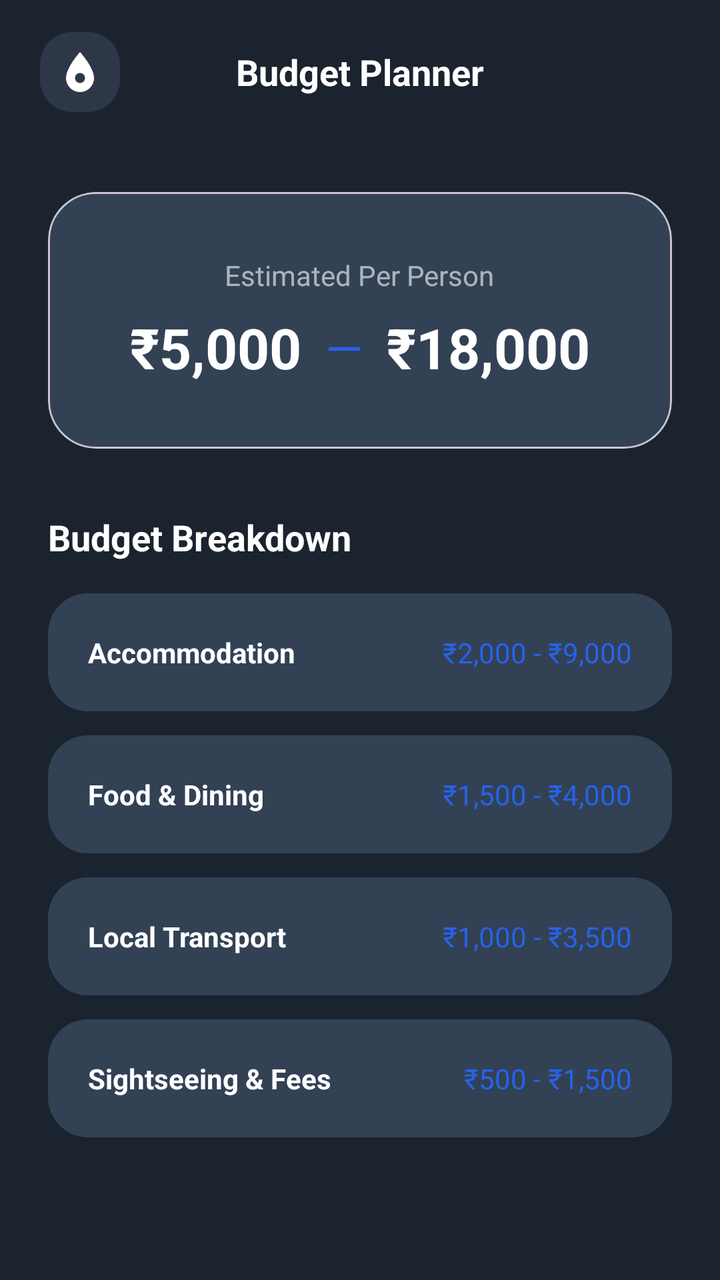
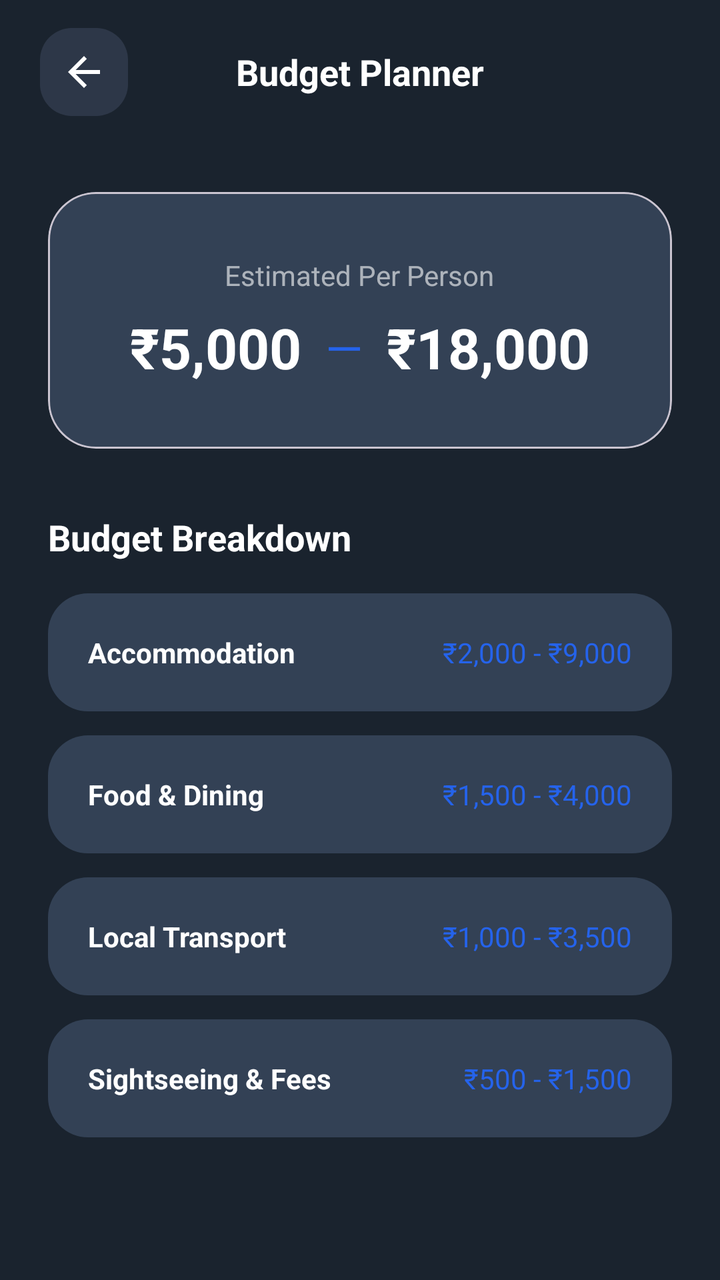

The first picture is an Android layout as it rendered before a commit; the second is the same layout after the commit. The layout source and the unified diff follow.
<!-- AndroidManifest.xml: application theme Theme.TravelBuddy -->
<!-- res/layout/activity_budget_planning.xml -->
<?xml version="1.0" encoding="utf-8"?>
<androidx.constraintlayout.widget.ConstraintLayout xmlns:android="http://schemas.android.com/apk/res/android"
    xmlns:app="http://schemas.android.com/apk/res-auto"
    android:id="@+id/main"
    android:layout_width="match_parent"
    android:layout_height="match_parent"
    android:background="#1A232E">

    <RelativeLayout
        android:id="@+id/rlToolbar"
        android:layout_width="match_parent"
        android:layout_height="72dp"
        android:paddingHorizontal="20dp"
        app:layout_constraintTop_toTopOf="parent">

        <ImageView
            android:id="@+id/ivBack"
            android:layout_width="40dp"
            android:layout_height="40dp"
            android:layout_centerVertical="true"
            android:padding="8dp"
            android:background="@drawable/bg_icon_squircle"
            android:backgroundTint="#2D3748"
            android:src="@drawable/ic_location"
            android:rotation="180"
            app:tint="@color/white" />

        <TextView
            android:id="@+id/tvBudgetHeader"
            android:layout_width="wrap_content"
            android:layout_height="wrap_content"
            android:layout_centerInParent="true"
            android:text="Budget Planner"
            android:textColor="@color/white"
            android:textSize="18sp"
            android:textStyle="bold" />
    </RelativeLayout>

    <androidx.core.widget.NestedScrollView
        android:layout_width="match_parent"
        android:layout_height="0dp"
        app:layout_constraintBottom_toBottomOf="parent"
        app:layout_constraintTop_toBottomOf="@id/rlToolbar">

        <LinearLayout
            android:layout_width="match_parent"
            android:layout_height="wrap_content"
            android:orientation="vertical"
            android:padding="24dp">

            
            <com.google.android.material.card.MaterialCardView
                android:layout_width="match_parent"
                android:layout_height="wrap_content"
                app:cardBackgroundColor="#334155"
                app:cardCornerRadius="24dp"
                app:cardElevation="0dp">

                <LinearLayout
                    android:layout_width="match_parent"
                    android:layout_height="wrap_content"
                    android:gravity="center"
                    android:orientation="vertical"
                    android:padding="32dp">

                    <TextView
                        android:layout_width="wrap_content"
                        android:layout_height="wrap_content"
                        android:text="Estimated Per Person"
                        android:textColor="@color/white"
                        android:alpha="0.6"
                        android:textSize="14sp" />

                    <LinearLayout
                        android:layout_width="wrap_content"
                        android:layout_height="wrap_content"
                        android:layout_marginTop="8dp"
                        android:gravity="center_vertical"
                        android:orientation="horizontal">

                        <TextView
                            android:id="@+id/tvTotalMin"
                            android:layout_width="wrap_content"
                            android:layout_height="wrap_content"
                            android:text="₹5,000"
                            android:textColor="@color/white"
                            android:textSize="28sp"
                            android:textStyle="bold" />

                        <TextView
                            android:layout_width="wrap_content"
                            android:layout_height="wrap_content"
                            android:layout_marginHorizontal="12dp"
                            android:text="—"
                            android:textColor="@color/onboarding_blue"
                            android:textSize="24sp" />

                        <TextView
                            android:id="@+id/tvTotalMax"
                            android:layout_width="wrap_content"
                            android:layout_height="wrap_content"
                            android:text="₹18,000"
                            android:textColor="@color/white"
                            android:textSize="28sp"
                            android:textStyle="bold" />
                    </LinearLayout>
                </LinearLayout>
            </com.google.android.material.card.MaterialCardView>

            <TextView
                android:layout_width="wrap_content"
                android:layout_height="wrap_content"
                android:layout_marginTop="32dp"
                android:text="Budget Breakdown"
                android:textColor="@color/white"
                android:textSize="18sp"
                android:textStyle="bold" />

            
            <LinearLayout
                android:layout_width="match_parent"
                android:layout_height="wrap_content"
                android:layout_marginTop="16dp"
                android:orientation="vertical">

                
                <RelativeLayout
                    android:layout_width="match_parent"
                    android:layout_height="wrap_content"
                    android:background="@drawable/bg_quick_action_container"
                    android:padding="20dp"
                    android:layout_marginBottom="12dp">
                    <TextView
                        android:layout_width="wrap_content"
                        android:layout_height="wrap_content"
                        android:text="Accommodation"
                        android:textColor="@color/white"
                        android:textStyle="bold" />
                    <TextView
                        android:id="@+id/tvStayCost"
                        android:layout_width="wrap_content"
                        android:layout_height="wrap_content"
                        android:layout_alignParentEnd="true"
                        android:text="₹2,000 - ₹9,000"
                        android:textColor="@color/onboarding_blue" />
                </RelativeLayout>

                
                <RelativeLayout
                    android:layout_width="match_parent"
                    android:layout_height="wrap_content"
                    android:background="@drawable/bg_quick_action_container"
                    android:padding="20dp"
                    android:layout_marginBottom="12dp">
                    <TextView
                        android:layout_width="wrap_content"
                        android:layout_height="wrap_content"
                        android:text="Food &amp; Dining"
                        android:textColor="@color/white"
                        android:textStyle="bold" />
                    <TextView
                        android:id="@+id/tvFoodCost"
                        android:layout_width="wrap_content"
                        android:layout_height="wrap_content"
                        android:layout_alignParentEnd="true"
                        android:text="₹1,500 - ₹4,000"
                        android:textColor="@color/onboarding_blue" />
                </RelativeLayout>

                
                <RelativeLayout
                    android:layout_width="match_parent"
                    android:layout_height="wrap_content"
                    android:background="@drawable/bg_quick_action_container"
                    android:padding="20dp"
                    android:layout_marginBottom="12dp">
                    <TextView
                        android:layout_width="wrap_content"
                        android:layout_height="wrap_content"
                        android:text="Local Transport"
                        android:textColor="@color/white"
                        android:textStyle="bold" />
                    <TextView
                        android:id="@+id/tvTravelCost"
                        android:layout_width="wrap_content"
                        android:layout_height="wrap_content"
                        android:layout_alignParentEnd="true"
                        android:text="₹1,000 - ₹3,500"
                        android:textColor="@color/onboarding_blue" />
                </RelativeLayout>

                
                <RelativeLayout
                    android:layout_width="match_parent"
                    android:layout_height="wrap_content"
                    android:background="@drawable/bg_quick_action_container"
                    android:padding="20dp"
                    android:layout_marginBottom="12dp">
                    <TextView
                        android:layout_width="wrap_content"
                        android:layout_height="wrap_content"
                        android:text="Sightseeing &amp; Fees"
                        android:textColor="@color/white"
                        android:textStyle="bold" />
                    <TextView
                        android:id="@+id/tvExtraCost"
                        android:layout_width="wrap_content"
                        android:layout_height="wrap_content"
                        android:layout_alignParentEnd="true"
                        android:text="₹500 - ₹1,500"
                        android:textColor="@color/onboarding_blue" />
                </RelativeLayout>

            </LinearLayout>

        </LinearLayout>
    </androidx.core.widget.NestedScrollView>

</androidx.constraintlayout.widget.ConstraintLayout>
<!-- resources referenced by this layout -->
<resources>
  <color name="onboarding_blue">#2563EB</color>
  <color name="white">#FFFFFFFF</color>
  <!-- drawable bg_icon_squircle (drawable) -->
  <?xml version="1.0" encoding="utf-8"?>
  <shape xmlns:android="http://schemas.android.com/apk/res/android">
      <corners android:radius="16dp" />
      <gradient
          android:angle="45"
          android:endColor="#475569"
          android:startColor="#1E293B" />
  </shape>
  <!-- drawable bg_quick_action_container (drawable) -->
  <?xml version="1.0" encoding="utf-8"?>
  <shape xmlns:android="http://schemas.android.com/apk/res/android">
      <corners android:radius="20dp" />
      <solid android:color="#334155" /> 
  </shape>
  <!-- drawable ic_location (drawable) -->
  <vector xmlns:android="http://schemas.android.com/apk/res/android"
      android:width="24dp"
      android:height="24dp"
      android:viewportWidth="24"
      android:viewportHeight="24">
      <path
          android:fillColor="#FFFFFF"
          android:pathData="M12,2C8.13,2 5,5.13 5,9c0,5.25 7,13 7,13s7,-7.75 7,-13C19,5.13 15.87,2 12,2zM12,11.5c-1.38,0 -2.5,-1.12 -2.5,-2.5s1.12,-2.5 2.5,-2.5 2.5,1.12 2.5,2.5 -1.12,2.5 -2.5,2.5z" />
  </vector>
  <style name="Theme.TravelBuddy" parent="Base.Theme.TravelBuddy" />
  <style name="Base.Theme.TravelBuddy" parent="Theme.Material3.DayNight.NoActionBar">
          
          
      </style>
</resources>

<!-- the commit's change to res/layout/activity_budget_planning.xml (unified diff, before → after) -->
@@ -15,14 +15,16 @@
 
         <ImageView
             android:id="@+id/ivBack"
-            android:layout_width="40dp"
-            android:layout_height="40dp"
+            android:layout_width="44dp"
+            android:layout_height="44dp"
             android:layout_centerVertical="true"
-            android:padding="8dp"
+            android:clickable="true"
+            android:focusable="true"
+            android:contentDescription="Back"
+            android:padding="10dp"
             android:background="@drawable/bg_icon_squircle"
             android:backgroundTint="#2D3748"
-            android:src="@drawable/ic_location"
-            android:rotation="180"
+            android:src="@drawable/ic_back"
             app:tint="@color/white" />
 
         <TextView
<!-- resource entries referenced after the edit -->
@@ -17,15 +17,15 @@
       <corners android:radius="20dp" />
       <solid android:color="#334155" /> 
   </shape>
-  <!-- drawable ic_location (drawable) -->
+  <!-- drawable ic_back (drawable) -->
   <vector xmlns:android="http://schemas.android.com/apk/res/android"
       android:width="24dp"
       android:height="24dp"
       android:viewportWidth="24"
       android:viewportHeight="24">
-      <path
-          android:fillColor="#FFFFFF"
-          android:pathData="M12,2C8.13,2 5,5.13 5,9c0,5.25 7,13 7,13s7,-7.75 7,-13C19,5.13 15.87,2 12,2zM12,11.5c-1.38,0 -2.5,-1.12 -2.5,-2.5s1.12,-2.5 2.5,-2.5 2.5,1.12 2.5,2.5 -1.12,2.5 -2.5,2.5z" />
+    <path
+        android:fillColor="#FFFFFF"
+        android:pathData="M20,11H7.83l5.59,-5.59L12,4l-8,8 8,8 1.41,-1.41L7.83,13H20v-2z"/>
   </vector>
   <style name="Theme.TravelBuddy" parent="Base.Theme.TravelBuddy" />
   <style name="Base.Theme.TravelBuddy" parent="Theme.Material3.DayNight.NoActionBar">
